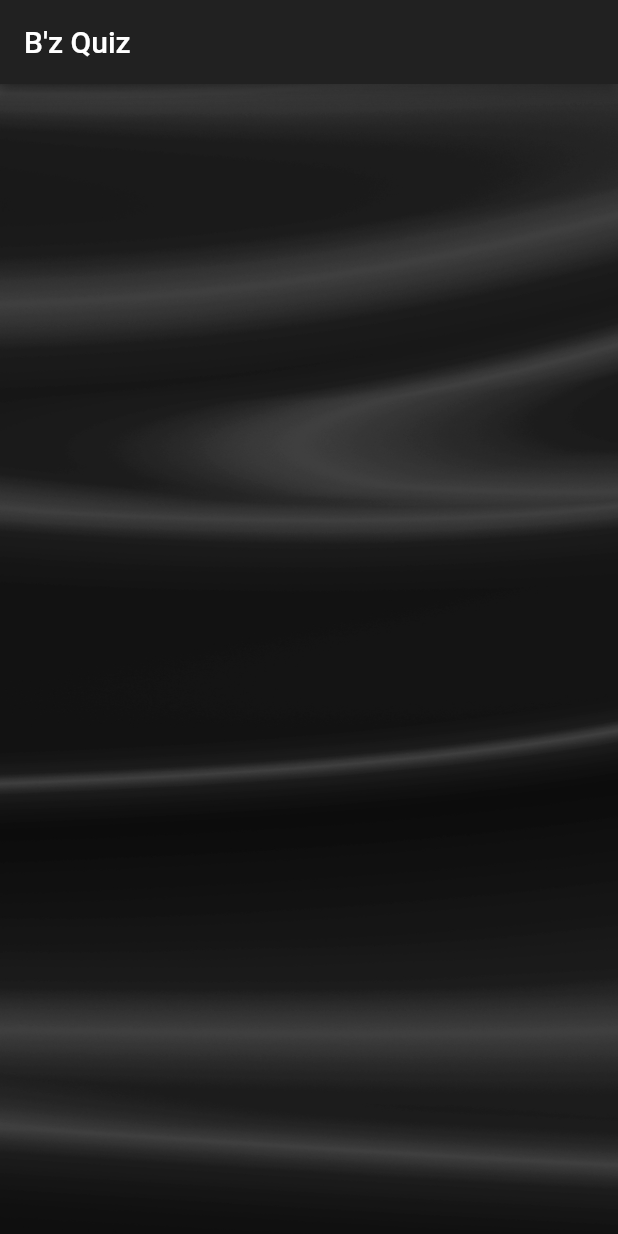
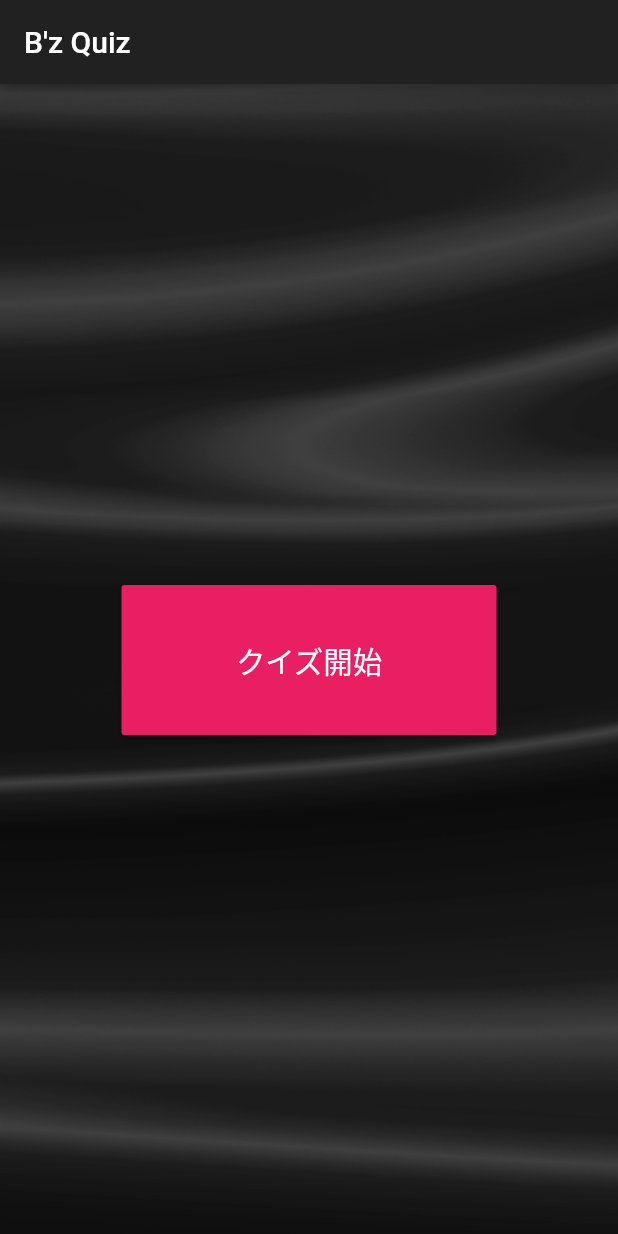
Before and after one commit to Kento-Ishizaki/bz_quiz, a Flutter app: the screen it shows after launch, on a phone screen of 412 x 824 dp. Run offline on Flutter 3.47's test engine with Material 2 defaults, Android fonts, the phone set to English and light mode, and no system bars; our stand-ins replace firebase_auth; accounts and stored records are empty.

Commit message:
Feat: 匿名認証機能実装

```diff
--- /dev/null
+++ b/lib/components/authenticates/start_button.dart
@@ -0,0 +1,39 @@
+import 'package:bz_quiz/services/auth.dart';
+import 'package:flutter/material.dart';
+
+class StartButton extends StatefulWidget {
+  @override
+  _StartButtonState createState() => _StartButtonState();
+}
+
+class _StartButtonState extends State<StartButton> {
+  final AuthService _auth = AuthService();
+
+  @override
+  Widget build(BuildContext context) {
+    return Container(
+      child: Center(
+        child: SizedBox(
+          width: 250.0,
+          height: 100.0,
+          child: RaisedButton(
+            child: Text(
+              'クイズ開始',
+              textScaleFactor: 1.4,
+            ),
+            onPressed: () async {
+              dynamic result = await _auth.signInAnon();
+              if (result == null) {
+                print('error signing in');
+                throw '認証に失敗しました';
+              } else {
+                print('signed in');
+                print(result);
+              }
+            },
+          ),
+        ),
+      ),
+    );
+  }
+}
--- a/lib/components/home/home.dart
+++ b/lib/components/home/home.dart
@@ -1,7 +1,13 @@
+import 'package:bz_quiz/components/authenticates/start_button.dart';
 import 'package:bz_quiz/components/common/app-bar.dart';
 import 'package:flutter/material.dart';
 
-class Home extends StatelessWidget {
+class Home extends StatefulWidget {
+  @override
+  _HomeState createState() => _HomeState();
+}
+
+class _HomeState extends State<Home> {
   @override
   Widget build(BuildContext context) {
     return Scaffold(
@@ -13,6 +19,9 @@ class Home extends StatelessWidget {
             fit: BoxFit.cover,
           ),
         ),
+        child: Center(
+          child: StartButton(),
+        ),
       ),
     );
   }
--- a/lib/main.dart
+++ b/lib/main.dart
@@ -12,8 +12,9 @@ class MyApp extends StatelessWidget {
       title: 'B\'z Quiz',
       theme: ThemeData(
         brightness: Brightness.dark,
-        accentColor: Colors.cyan,
+        accentColor: Colors.red,
         primaryColorDark: Colors.indigo,
+        buttonColor: Colors.pink,
       ),
       home: Home(),
     );
--- a/pubspec.yaml
+++ b/pubspec.yaml
@@ -51,7 +51,6 @@ flutter:
   # To add assets to your application, add an assets section, like this:
   assets:
     - assets/
-  #   - images/a_dot_ham.jpeg
 
   # An image asset can refer to one or more resolution-specific "variants", see
   # https://flutter.dev/assets-and-images/#resolution-aware.
```
Also changed, not shown: lib/services/auth.dart (+22 -0 lines), pubspec.lock, 4 other files.
